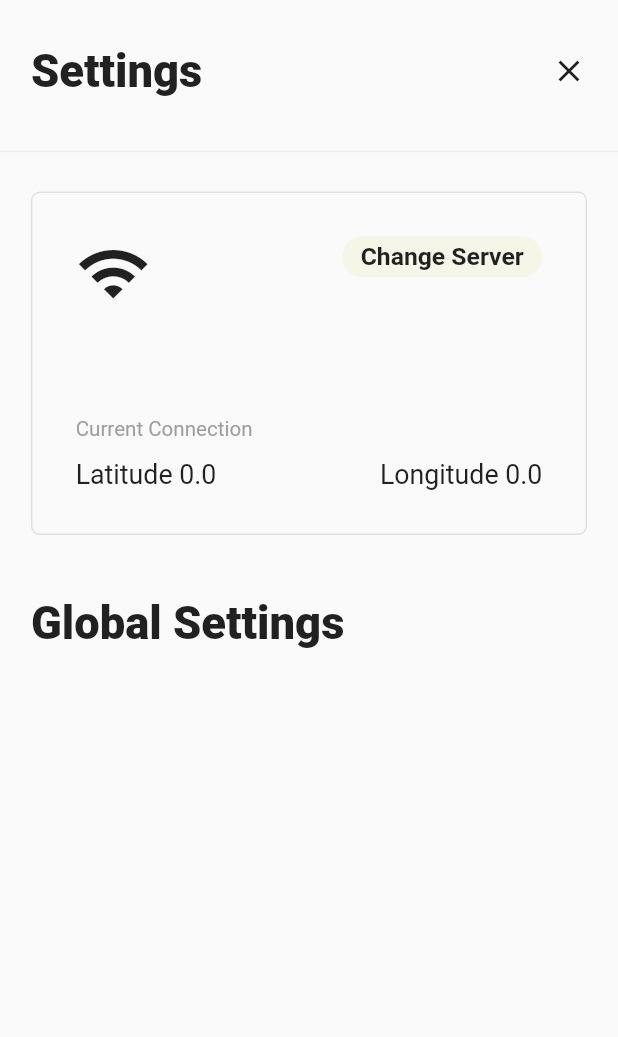
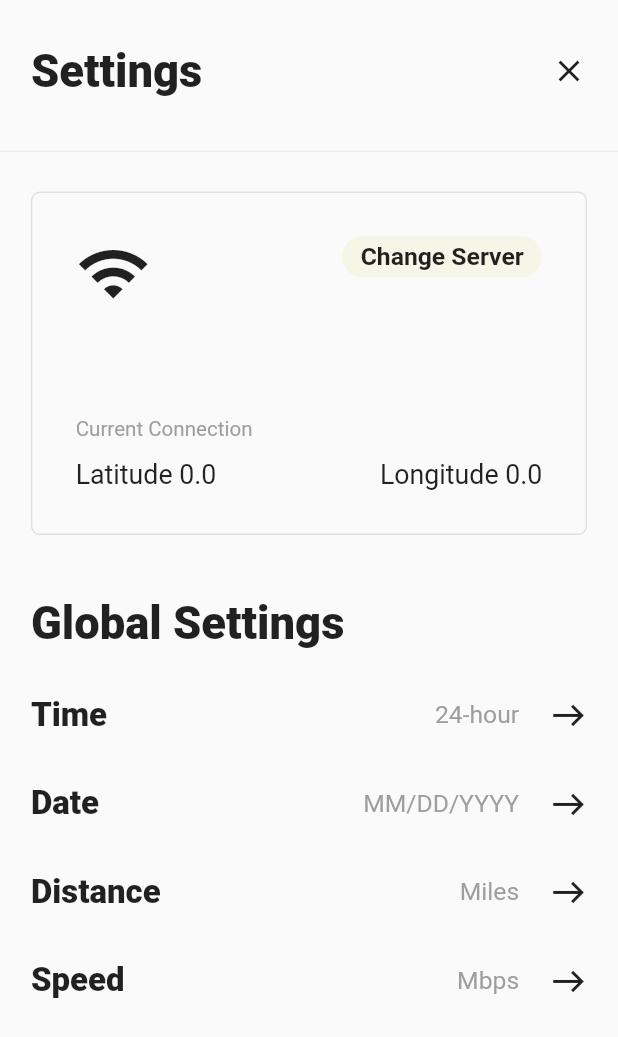
Before and after one commit to NeithyConcept/speed-test-mobile-app, a Flutter app: the SettingsPage screen opened directly, on a phone screen of 412 x 824 dp. Shown: the top 1037 px of the screen. Run offline on Flutter 3.47's test engine with Material 2 defaults, Android fonts, the phone set to English and light mode, and no system bars; our stand-ins replace flutter_dotenv, flutter_easyloading, flutter_layout_grid, get, get_storage, google_fonts; missing offline and left inert: dart_ipify, internet_speed_test; accounts and stored records are empty.

Commit message:
+ global settings to settings module

```diff
--- a/lib/app/modules/settings/view.dart
+++ b/lib/app/modules/settings/view.dart
@@ -2,7 +2,7 @@ import 'package:flutter/material.dart';
 import 'package:get/get.dart';
 import 'package:speed_test_app/app/core/values/colors.dart';
 import 'package:speed_test_app/app/core/values/sizes.dart';
-import 'package:speed_test_app/app/modules/home/global/controller.dart';
+import 'package:speed_test_app/app/modules/global/controller.dart';
 import 'package:speed_test_app/app/modules/home/widgets/top_app_bar.dart';
 import 'package:speed_test_app/app/modules/settings/controller.dart';
 import 'package:speed_test_app/app/core/utils/extension.dart';
@@ -91,7 +91,21 @@ class SettingsPage extends GetView<SettingsController> {
                     children: [Text("Global Settings",
                         style: TextStyle(fontSize: 22.0.sp, fontWeight: FontWeight.w900)),],
                   ),
-                  SizedBox(height: 7.5.wp),
+
+                ],
+              ),
+            ),
+            SizedBox(height: 7.5.wp),
+            Padding(
+              padding: container,
+              child: Wrap(
+                alignment: WrapAlignment.spaceBetween,
+                runSpacing: 8.0.wp,
+                children: [
+                  buildRowGlobalSettings("Time", "24-hour"),
+                  buildRowGlobalSettings("Date", "MM/DD/YYYY"),
+                  buildRowGlobalSettings("Distance", "Miles"),
+                  buildRowGlobalSettings("Speed", "Mbps"),
                 ],
               ),
             )
@@ -101,6 +115,25 @@ class SettingsPage extends GetView<SettingsController> {
     );
   }
 
+  Row buildRowGlobalSettings(String title, String placeholder) {
+    return Row(
+      mainAxisAlignment: MainAxisAlignment.spaceBetween,
+      children: [
+        Text(title,
+          style: TextStyle(fontSize: 16.0.sp, fontWeight: FontWeight.w900)),
+        Wrap(
+          crossAxisAlignment: WrapCrossAlignment.center,
+          spacing: 5.0.wp,
+          children: [
+            Text(placeholder,
+                style: TextStyle(fontSize: 12.0.sp, color: Colors.grey)),
+            Icon(Icons.east_outlined, size: 18.0.sp)
+          ],
+        )
+      ],
+    );
+  }
+
 
 
 }
```
